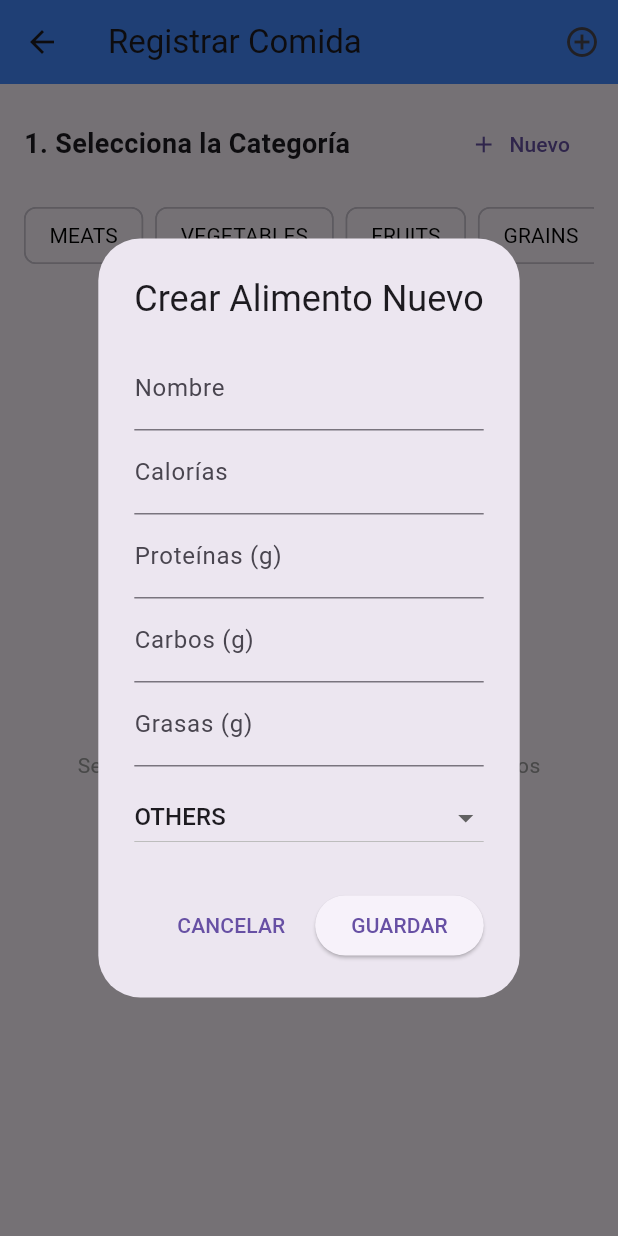
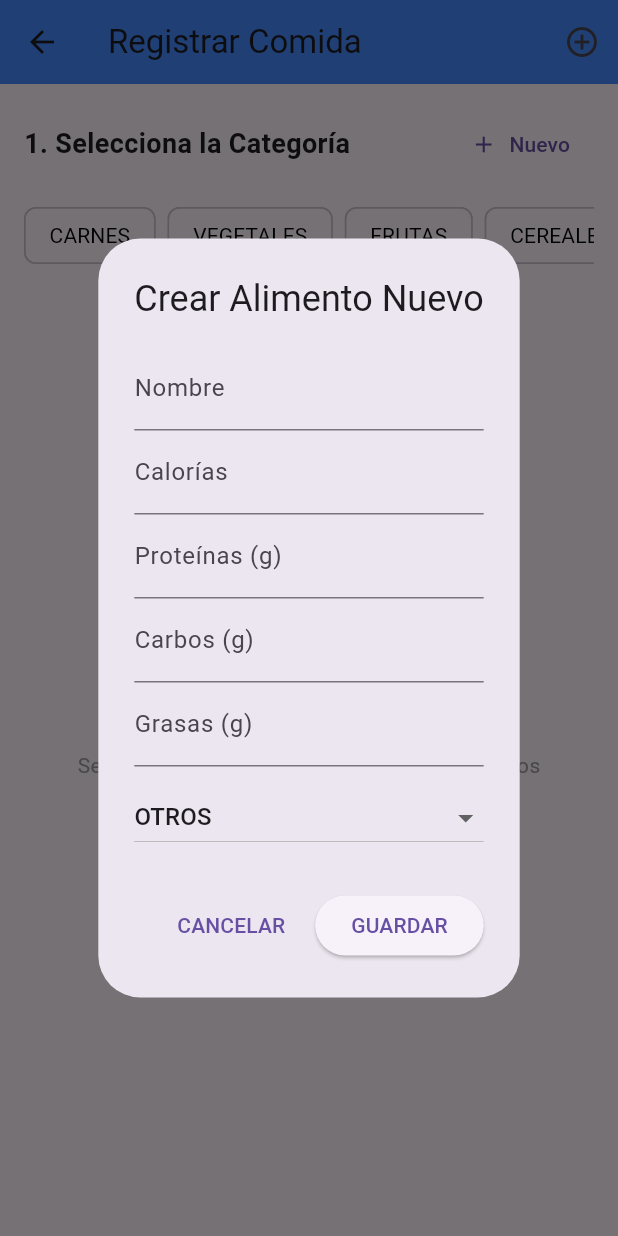
Before and after one commit to konkerjdgv/macro-tracker, a Flutter app: the AddFoodScreen screen opened by its route, after a tap on "Nuevo", on a phone screen of 412 x 824 dp. Run offline on Flutter 3.47's test engine with Material 3 defaults, Android fonts, the light colour scheme and no system bars; our stand-ins replace shared_preferences; accounts and stored records are empty.

Commit message:
Translate food categories to Spanish and update UI

```diff
--- a/lib/data/foods_data.dart
+++ b/lib/data/foods_data.dart
@@ -7,7 +7,20 @@ enum FoodCategory {
   grains,
   dairy,
   fats,
-  others,
+  others;
+
+  String get displayName {
+    switch (this) {
+      case FoodCategory.meats: return "Carnes";
+      case FoodCategory.vegetables: return "Vegetales";
+      case FoodCategory.fruits: return "Frutas";
+      case FoodCategory.grains: return "Cereales";
+      case FoodCategory.dairy: return "Lácteos";
+      case FoodCategory.fats: return "Grasas";
+      case FoodCategory.others: return "Otros";
+      default: return name;
+    }
+  }
 }
 
 class FoodItem {
--- a/lib/screens/add_food_screen.dart
+++ b/lib/screens/add_food_screen.dart
@@ -55,7 +55,7 @@ class _AddFoodScreenState extends State<AddFoodScreen> {
                 DropdownButton<FoodCategory>(
                   value: dialogCategory,
                   isExpanded: true,
-                  items: FoodCategory.values.map((c) => DropdownMenuItem(value: c, child: Text(c.name.toUpperCase()))).toList(),
+                  items: FoodCategory.values.map((c) => DropdownMenuItem(value: c, child: Text(c.displayName.toUpperCase()))).toList(),
                   onChanged: (val) => setDialogState(() => dialogCategory = val ?? dialogCategory),
                 ),
               ],
@@ -136,7 +136,7 @@ class _AddFoodScreenState extends State<AddFoodScreen> {
                   return Padding(
                     padding: const EdgeInsets.only(right: 8.0),
                     child: ChoiceChip(
-                      label: Text(category.name.toUpperCase()),
+                      label: Text(category.displayName.toUpperCase()),
                       selected: isSelected,
                       selectedColor: Colors.blueAccent,
                       labelStyle: TextStyle(
```
